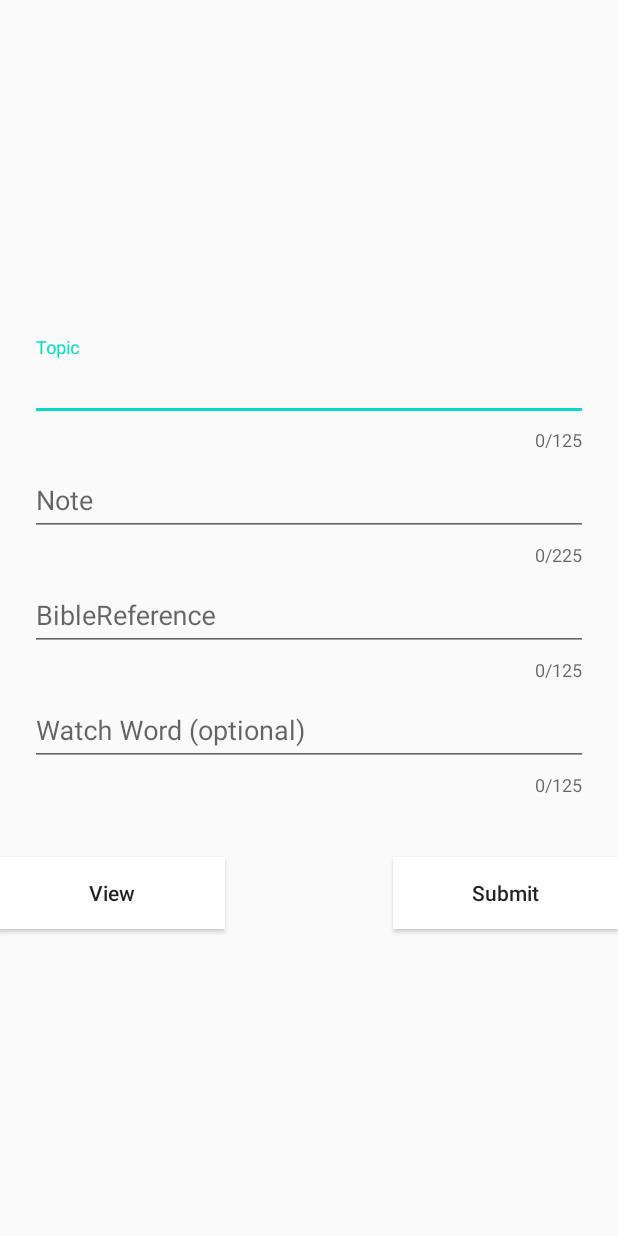
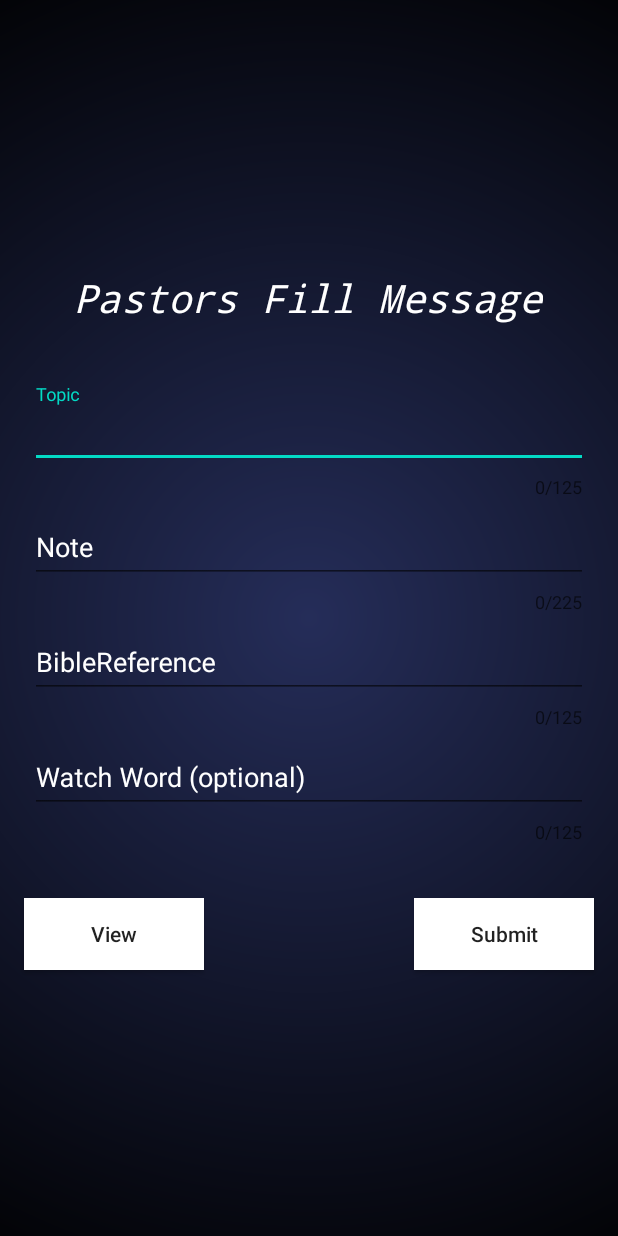
Before and after one commit to Ayomilotunde/SBFM, an Android app: the MessageActivity screen opened directly, with no data from a screen before it, on a phone screen of 412 x 824 dp. Run offline under Robolectric (Android 15) with nearby library versions, the phone set to English and light mode, and no system bars; our stand-ins replace Firebase (no records; nobody signed in at launch, a user with empty details on screens opened directly).

Commit message:
Almost done

```diff
--- a/app/src/main/AndroidManifest.xml
+++ b/app/src/main/AndroidManifest.xml
@@ -3,12 +3,13 @@
     package="com.example.sbfm">
 
     <application
-        android:name=".SimpleOffline"
+
         android:icon="@drawable/icon"
         android:label="@string/app_name"
         android:roundIcon="@drawable/icon"
         android:supportsRtl="true"
-        android:theme="@style/AppTheme">
+        android:theme="@style/AppTheme"
+        android:name=".SimpleOffline">
         <activity android:name=".PastorsActivity"></activity>
         <activity android:name=".ViewActivity" />
         <activity android:name=".ProfileShowActivity" />
--- a/app/src/main/java/com/example/sbfm/LoginActivity.java
+++ b/app/src/main/java/com/example/sbfm/LoginActivity.java
@@ -57,6 +57,7 @@ public class LoginActivity extends AppCompatActivity {
 
     private void sendUserToMainActivity() {
         startActivity(new Intent(this, MainActivity.class));
+        finish();
     }
 
     public void loginAccount(){
--- a/app/src/main/java/com/example/sbfm/MessageActivity.java
+++ b/app/src/main/java/com/example/sbfm/MessageActivity.java
@@ -227,6 +227,7 @@ public class MessageActivity extends AppCompatActivity {
     private void sendToProduct() {
         Intent intent = new Intent(this, MainActivity.class);
         startActivity(intent);
+        finish();
     }
 
 //    private void getValues(){
--- a/app/src/main/java/com/example/sbfm/SimpleOffline.java
+++ b/app/src/main/java/com/example/sbfm/SimpleOffline.java
@@ -1,4 +1,5 @@
 package com.example.sbfm;
+
 
 import android.app.Application;
 
--- /dev/null
+++ b/app/src/main/res/drawable-v24/background.xml
@@ -0,0 +1,10 @@
+<?xml version="1.0" encoding="utf-8"?>
+<shape xmlns:android="http://schemas.android.com/apk/res/android">
+    <gradient
+        android:startColor="#252D59"
+        android:centerColor="#000000"
+        android:endColor="#FDD835"
+        android:type="radial"
+        android:gradientRadius="1000dp"/>
+
+</shape>
--- a/app/src/main/res/layout/activity_message.xml
+++ b/app/src/main/res/layout/activity_message.xml
@@ -6,7 +6,25 @@
     android:layout_height="match_parent"
     android:layout_gravity="center"
     android:gravity="center"
+    android:background="@drawable/background"
     tools:context=".MessageActivity">
+
+    <TextView
+        android:layout_width="wrap_content"
+        android:layout_height="wrap_content"
+        android:text="Pastors Fill Message"
+        android:gravity="center_horizontal"
+        android:fontFamily="monospace"
+        android:textStyle="italic"
+        android:layout_above="@+id/lay"
+        android:layout_margin="20dp"
+        android:textAlignment="center"
+        android:layout_centerHorizontal="true"
+        android:layout_gravity="center"
+        android:textSize="26sp"
+        android:textColor="@android:color/white"
+
+        />
 
     <LinearLayout
        android:id="@+id/lay"
@@ -20,11 +38,14 @@
            android:layout_width="match_parent"
            android:layout_height="wrap_content"
            android:hint="Topic"
+           android:textColorHint="@android:color/white"
            app:counterEnabled="true"
            app:counterMaxLength="125">
            <com.google.android.material.textfield.TextInputEditText
                android:id="@+id/edt_topic"
                android:layout_width="match_parent"
+               android:textColor="@android:color/white"
+               android:textColorHint="@android:color/white"
                android:layout_height="wrap_content"
                android:inputType="text"/>
        </com.google.android.material.textfield.TextInputLayout>
@@ -32,6 +53,8 @@
            android:id="@+id/state"
            android:layout_width="match_parent"
            android:layout_height="wrap_content"
+           android:textColor="@android:color/white"
+           android:textColorHint="@android:color/white"
            android:hint="Note"
            app:counterEnabled="true"
            app:counterMaxLength="225">
@@ -40,12 +63,16 @@
                android:id="@+id/edt_note"
                android:layout_width="match_parent"
                android:layout_height="wrap_content"
+               android:textColor="@android:color/white"
+               android:textColorHint="@android:color/white"
                android:inputType="text"/>
        </com.google.android.material.textfield.TextInputLayout>
        <com.google.android.material.textfield.TextInputLayout
            android:id="@+id/lga"
            android:layout_width="match_parent"
            android:layout_height="wrap_content"
+           android:textColor="@android:color/white"
+           android:textColorHint="@android:color/white"
            android:hint="BibleReference"
            app:counterEnabled="true"
            app:counterMaxLength="125">
@@ -53,6 +80,8 @@
            <com.google.android.material.textfield.TextInputEditText
                android:id="@+id/edt_bibleRefrence"
                android:layout_width="match_parent"
+               android:textColor="@android:color/white"
+               android:textColorHint="@android:color/white"
                android:layout_height="wrap_content"
                android:inputType="text"/>
        </com.google.android.material.textfield.TextInputLayout>
@@ -60,12 +89,16 @@
            android:layout_width="match_parent"
            android:layout_height="wrap_content"
            android:hint="Watch Word (optional)"
+           android:textColor="@android:color/white"
+           android:textColorHint="@android:color/white"
            app:counterEnabled="true"
            app:counterMaxLength="125">
 
            <com.google.android.material.textfield.TextInputEditText
                android:id="@+id/edt_watchword"
                android:layout_width="match_parent"
+               android:textColor="@android:color/white"
+               android:textColorHint="@android:color/white"
                android:layout_height="wrap_content"
                android:inputType="text"/>
        </com.google.android.material.textfield.TextInputLayout>
@@ -73,9 +106,10 @@
    </LinearLayout>
     <Button
         android:id="@+id/saveFormR"
-        android:layout_width="150dp"
+        android:layout_width="120dp"
         android:layout_height="wrap_content"
         android:text="@string/view"
+        android:layout_margin="16dp"
         android:layout_gravity="right"
         android:layout_marginEnd="30dp"
         android:layout_marginTop="20dp"
@@ -84,9 +118,10 @@
         android:background="#FFFFFF"/>
     <Button
         android:id="@+id/btnsubmit"
-        android:layout_width="150dp"
+        android:layout_width="120dp"
         android:layout_height="wrap_content"
         android:text="@string/submit"
+        android:layout_margin="16dp"
         android:layout_alignParentEnd="true"
         android:layout_below="@+id/lay"
         android:layout_marginTop="20dp"
--- a/app/src/main/res/menu/main_menu.xml
+++ b/app/src/main/res/menu/main_menu.xml
@@ -9,7 +9,7 @@
 
         <item
             android:id="@+id/nav_cycle"
-            android:title="Cycle" />
+            android:title="Branches" />
 
         <item
             android:id="@+id/nav_message"
@@ -17,7 +17,7 @@
 
         <item
             android:id="@+id/nav_car"
-            android:title="Car" />
+            android:title="Church History" />
 
     </group>
 
```
Also changed, not shown: app/src/main/java/com/example/sbfm/MainActivity.java (+4 -9 lines), app/src/main/res/layout/activity_first.xml (+9 -3 lines), app/src/main/res/layout/header.xml (+17 -17 lines), app/src/main/res/layout/item.xml (+7 -5 lines).
